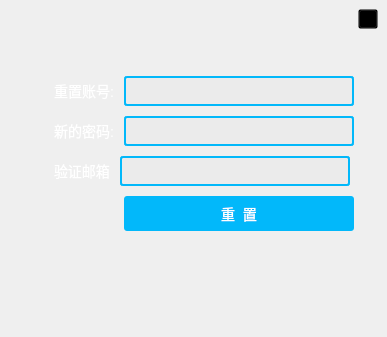
First picture: the form in VideoPlayer/login/LoginPersonInfo.ui, repository huizhang556/pc-video-player, before the edit.
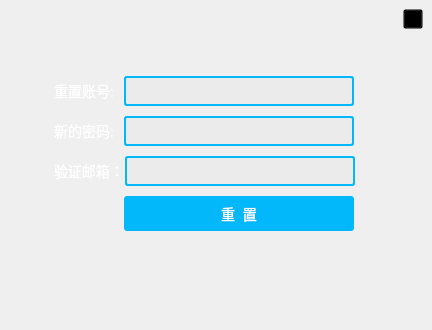
Second picture: the form after the edit. The open tabs and pages were chosen to show the change. Icons and pictures are not drawn.

```diff
--- a/VideoPlayer/login/LoginPersonInfo.ui
+++ b/VideoPlayer/login/LoginPersonInfo.ui
@@ -6,8 +6,8 @@
    <rect>
     <x>0</x>
     <y>0</y>
-    <width>387</width>
-    <height>337</height>
+    <width>432</width>
+    <height>330</height>
    </rect>
   </property>
   <property name="windowTitle">
```
Left out of the diff: 6 changed lines with no effect on the pictures.
